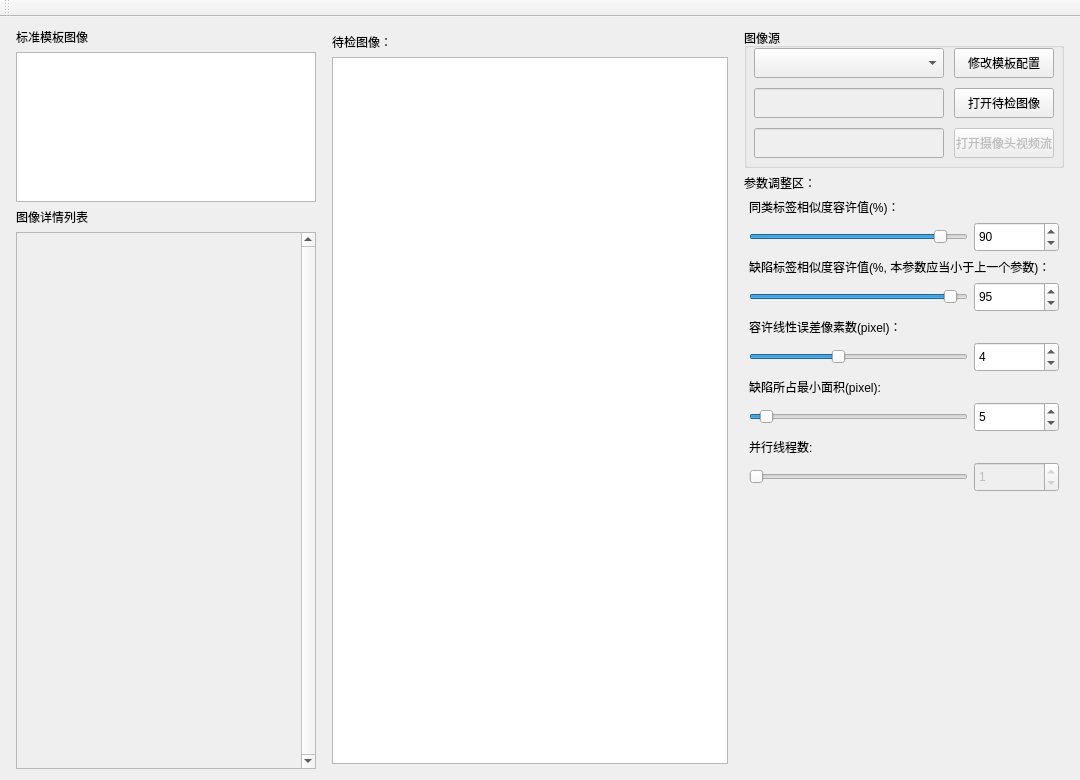
The window that QtUI/LabelChecker.ui (h13-0/label_checker) describes before a commit, drawn with Qt 5.
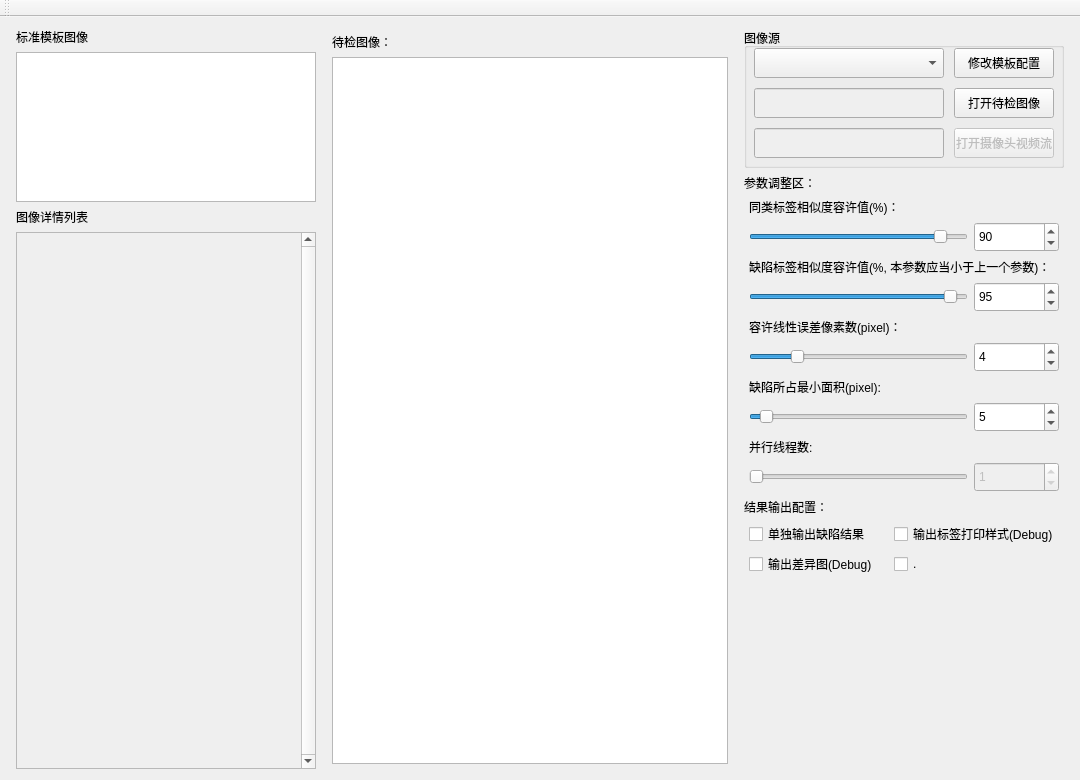
The same window after the commit.

```diff
--- a/QtUI/LabelChecker.ui
+++ b/QtUI/LabelChecker.ui
@@ -352,7 +352,7 @@
           <item>
            <widget class="QSlider" name="LinearErrorSlider">
             <property name="maximum">
-             <number>10</number>
+             <number>20</number>
             </property>
             <property name="value">
              <number>4</number>
@@ -459,6 +459,54 @@
         </item>
        </layout>
       </item>
+      <item>
+       <widget class="QLabel" name="label">
+        <property name="text">
+         <string>结果输出配置：</string>
+        </property>
+       </widget>
+      </item>
+      <item>
+       <layout class="QGridLayout" name="gridLayout">
+        <property name="leftMargin">
+         <number>5</number>
+        </property>
+        <property name="rightMargin">
+         <number>5</number>
+        </property>
+        <property name="bottomMargin">
+         <number>0</number>
+        </property>
+        <item row="0" column="0">
+         <widget class="QCheckBox" name="checkBox">
+          <property name="text">
+           <string>单独输出缺陷结果</string>
+          </property>
+         </widget>
+        </item>
+        <item row="0" column="1">
+         <widget class="QCheckBox" name="checkBox_2">
+          <property name="text">
+           <string>输出标签打印样式(Debug)</string>
+          </property>
+         </widget>
+        </item>
+        <item row="1" column="0">
+         <widget class="QCheckBox" name="checkBox_3">
+          <property name="text">
+           <string>输出差异图(Debug)</string>
+          </property>
+         </widget>
+        </item>
+        <item row="1" column="1">
+         <widget class="QCheckBox" name="checkBox_4">
+          <property name="text">
+           <string>.</string>
+          </property>
+         </widget>
+        </item>
+       </layout>
+      </item>
       <item>
        <spacer name="verticalSpacer_2">
         <property name="orientation">
```
Left out of the diff: 4 changed lines with no effect on the pictures.
